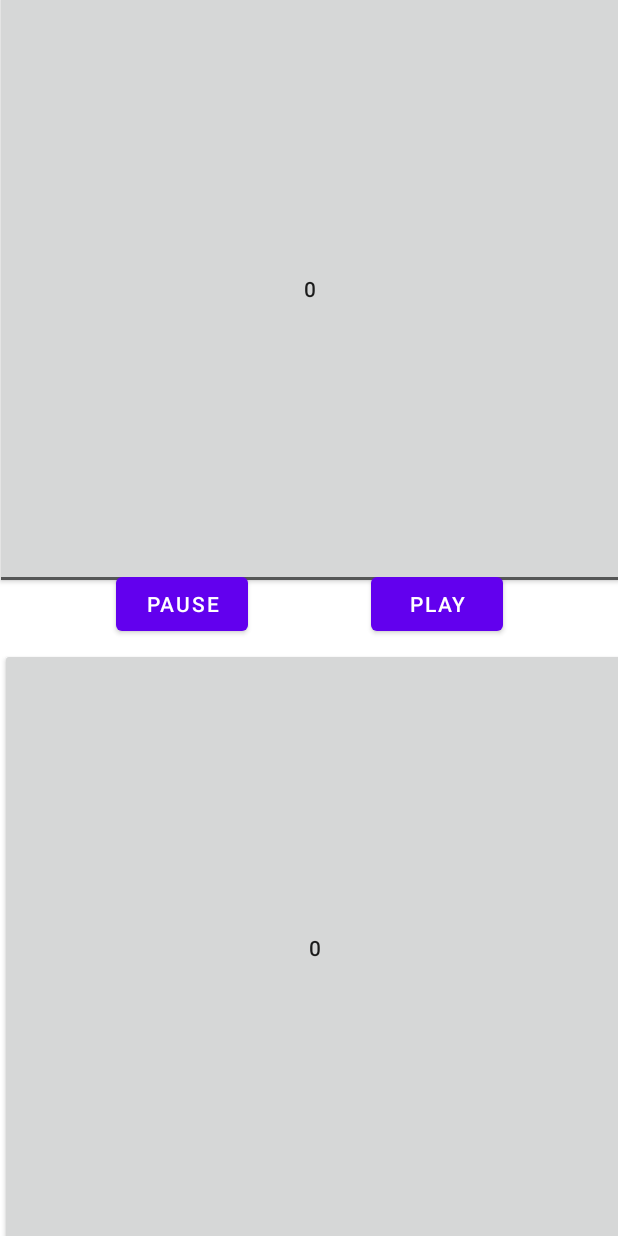
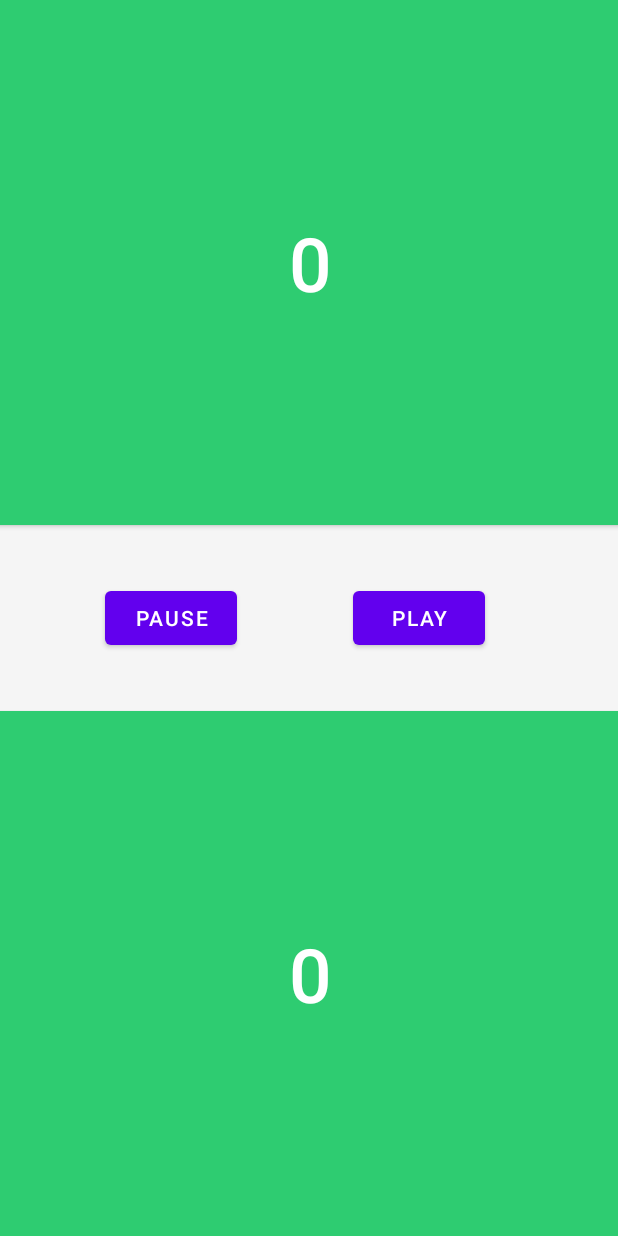
Before and after one commit to SaubhagyaSingh/ChessClock, an Android app: the clock screen opened directly, with no data from a screen before it, on a phone screen of 412 x 824 dp. Run offline under Robolectric (Android 15) with nearby library versions, the phone set to English and light mode, and no system bars.

Commit message:
base
all functionalities working

```diff
--- a/app/src/main/java/com/example/chessclock/modes.java
+++ b/app/src/main/java/com/example/chessclock/modes.java
@@ -74,7 +74,7 @@ public class modes extends AppCompatActivity {
     public void setTimer(int minutes) {
         mode=0;
         Intent intent = new Intent(this, clock.class);
-        intent.putExtra("MINUTES_EXTRAa", minutes);
+        intent.putExtra("MINUTES_EXTRA", minutes);
         intent.putExtra("mode", mode);
         startActivity(intent);
     }
--- /dev/null
+++ b/app/src/main/res/drawable/toggleon.xml
@@ -0,0 +1,5 @@
+<?xml version="1.0" encoding="utf-8"?>
+<selector xmlns:android="http://schemas.android.com/apk/res/android">
+    <item android:state_checked="true" android:drawable="@color/unactive"  />
+    <item android:state_checked="false" android:drawable="@color/active"  />
+</selector>
--- a/app/src/main/res/layout/activity_clock.xml
+++ b/app/src/main/res/layout/activity_clock.xml
@@ -1,59 +1,99 @@
 <?xml version="1.0" encoding="utf-8"?>
-<androidx.constraintlayout.widget.ConstraintLayout xmlns:android="http://schemas.android.com/apk/res/android"
+<androidx.constraintlayout.widget.ConstraintLayout
+    xmlns:android="http://schemas.android.com/apk/res/android"
     xmlns:app="http://schemas.android.com/apk/res-auto"
     xmlns:tools="http://schemas.android.com/tools"
     android:layout_width="match_parent"
     android:layout_height="match_parent"
     android:elevation="0.5dp"
-    tools:context=".MainActivity">
+    android:background="#F5F5F5"
+    android:id="@+id/constraintLayout">
+
+    tools:context=".MainActivity"><![CDATA[
+
+    app:layout_constraintBottom_toBottomOf="parent"
+    app:layout_constraintEnd_toEndOf="parent"
+    app:layout_constraintHorizontal_bias="0.07"
+    app:layout_constraintStart_toStartOf="parent"
+    app:layout_constraintTop_toBottomOf="@+id/p1" />
+
+
+
+
+
+
+
+
+
+    ]]>
 
     <ToggleButton
         android:id="@+id/p2"
         android:layout_width="420dp"
-        android:layout_height="400dp"
-        android:layout_marginTop="20dp"
+        android:layout_height="350dp"
+        android:background="@drawable/toggleon"
+        android:textColor="#ffffff"
         android:textOff=""
         android:textOn=""
+        android:textSize="50sp"
         app:layout_constraintBottom_toBottomOf="parent"
         app:layout_constraintEnd_toEndOf="parent"
-        app:layout_constraintHorizontal_bias="0.07"
-        app:layout_constraintStart_toStartOf="parent"
-        app:layout_constraintTop_toBottomOf="@+id/p1" />
+        app:layout_constraintStart_toStartOf="parent" />
 
     <ToggleButton
         android:id="@+id/p1"
         android:layout_width="420dp"
-        android:layout_height="400dp"
-        android:layout_marginBottom="20dp"
+        android:layout_height="350dp"
+        android:background="@drawable/toggleon"
+        android:textColor="#ffffff"
         android:textOff=""
         android:textOn=""
-        app:layout_constraintBottom_toTopOf="@+id/p2"
+        android:textSize="50sp"
         app:layout_constraintEnd_toEndOf="parent"
-        app:layout_constraintHorizontal_bias="0.555"
         app:layout_constraintStart_toStartOf="parent"
-        app:layout_constraintTop_toTopOf="parent" />
+        app:layout_constraintTop_toTopOf="parent" /><![CDATA[
+    app:layout_constraintBottom_toTopOf="@+id/p2"
+    app:layout_constraintEnd_toEndOf="parent"
+    app:layout_constraintHorizontal_bias="0.555"
+    app:layout_constraintStart_toStartOf="parent"
+    app:layout_constraintTop_toTopOf="parent" />
+
+
+
+
+
+    ]]>
 
     <Button
         android:id="@+id/pause"
         android:layout_width="wrap_content"
         android:layout_height="wrap_content"
-        android:layout_marginBottom="5dp"
+        android:layout_marginStart="30dp"
+        android:layout_marginTop="370dp"
+        android:layout_marginEnd="30dp"
+        android:layout_marginBottom="370dp"
         android:text="Pause"
-        app:layout_constraintBottom_toTopOf="@+id/p2"
-        app:layout_constraintEnd_toEndOf="parent"
-        app:layout_constraintHorizontal_bias="0.238"
-        app:layout_constraintStart_toStartOf="parent" />
+        app:layout_constraintBottom_toBottomOf="parent"
+        app:layout_constraintEnd_toStartOf="@+id/play"
+        app:layout_constraintHorizontal_bias="0.46"
+        app:layout_constraintStart_toStartOf="parent"
+        app:layout_constraintTop_toTopOf="parent"
+        app:layout_constraintVertical_bias="0.498" />
 
     <Button
         android:id="@+id/play"
         android:layout_width="wrap_content"
         android:layout_height="wrap_content"
-        android:layout_marginBottom="5dp"
+        android:layout_marginStart="30dp"
+        android:layout_marginTop="370dp"
+        android:layout_marginEnd="30dp"
+        android:layout_marginBottom="370dp"
         android:text="Play"
-        app:layout_constraintBottom_toTopOf="@+id/p2"
+        app:layout_constraintBottom_toBottomOf="parent"
         app:layout_constraintEnd_toEndOf="parent"
-        app:layout_constraintHorizontal_bias="0.518"
-        app:layout_constraintStart_toEndOf="@+id/pause" />
+        app:layout_constraintHorizontal_bias="0.777"
+        app:layout_constraintStart_toStartOf="parent"
+        app:layout_constraintTop_toTopOf="parent" />
 
 
 </androidx.constraintlayout.widget.ConstraintLayout>
--- a/app/src/main/res/values/colors.xml
+++ b/app/src/main/res/values/colors.xml
@@ -7,4 +7,7 @@
     <color name="teal_700">#FF018786</color>
     <color name="black">#FF000000</color>
     <color name="white">#FFFFFFFF</color>
+    <color name="active"> #2ecc71</color>
+    <color name="unactive"> #708090</color>
+    <color name="bg">#F5F5F5</color>
 </resources>
```
Also changed, not shown: app/src/main/java/com/example/chessclock/clock.java (+33 -30 lines).
